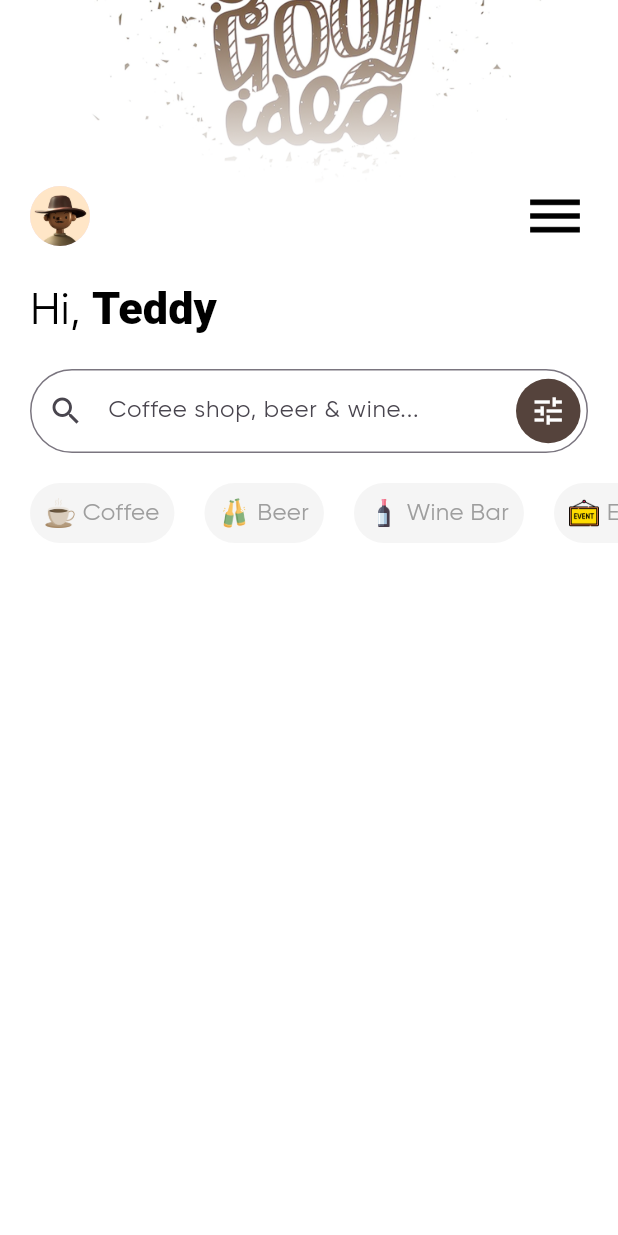
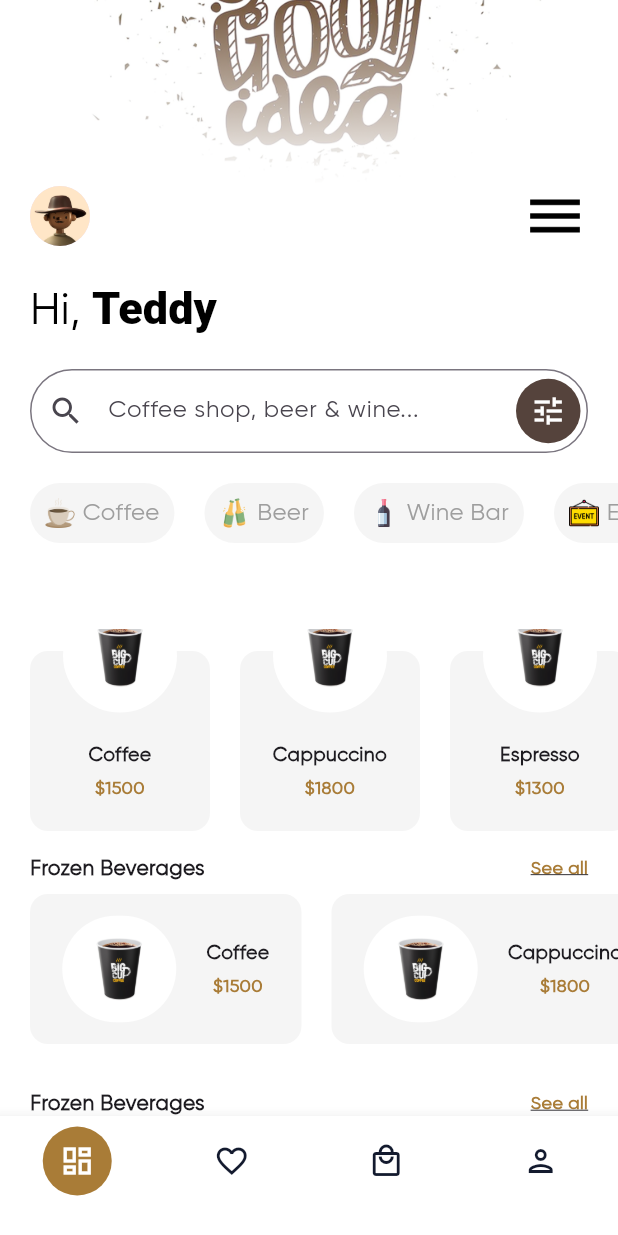
Before and after one commit to Abou-diaby/coffeeapp, a Flutter app: the HomePage screen opened by its route, on a phone screen of 412 x 824 dp. Run offline on Flutter 3.47's test engine with Material 3 defaults, Android fonts, the phone set to English and light mode, and no system bars.

Commit message:
feat: add bottom bar and product list(row, column)

```diff
--- /dev/null
+++ b/lib/components/bottom_navigation_bar.dart
@@ -0,0 +1,77 @@
+import "package:flutter/material.dart";
+
+class BottomNavigationBarExample extends StatefulWidget {
+  const BottomNavigationBarExample({super.key});
+
+  @override
+  State<BottomNavigationBarExample> createState() =>
+      _BottomNavigationBarExampleState();
+}
+
+class _BottomNavigationBarExampleState
+    extends State<BottomNavigationBarExample> {
+  int _selectedIndex = 0;
+
+  // static const TextStyle optionStyle = TextStyle(
+  //   fontSize: 30,
+  //   fontWeight: FontWeight.bold,
+  // );
+
+  static const List<String> options = ["home", "signup", "signin", "welcome"];
+
+  void _onItemTapped(int index) {
+    Navigator.pushNamed(context, "/${options[index]}");
+  }
+
+  @override
+  Widget build(BuildContext context) {
+    return BottomNavigationBar(
+      type: BottomNavigationBarType.fixed,
+      backgroundColor: Colors.white,
+      items: <BottomNavigationBarItem>[
+        _buildBottomNavigationBarItem(icon: Icons.dashboard_outlined, index: 0),
+        _buildBottomNavigationBarItem(
+          icon: Icons.favorite_border_outlined,
+          index: 1,
+        ),
+        _buildBottomNavigationBarItem(
+          icon: Icons.local_mall_outlined,
+          index: 2,
+        ),
+        _buildBottomNavigationBarItem(icon: Icons.person_outlined, index: 3),
+      ],
+      currentIndex: _selectedIndex,
+      selectedItemColor: Colors.white,
+      unselectedItemColor: Color(0xff131A2E),
+      onTap: _onItemTapped,
+    );
+  }
+
+  BottomNavigationBarItem _buildBottomNavigationBarItem({
+    required IconData icon,
+    required int index,
+  }) {
+    return BottomNavigationBarItem(
+      backgroundColor: Colors.white,
+      icon: Stack(
+        alignment: Alignment.center,
+        children: [
+          if (_selectedIndex ==
+              index) // Affiche le background uniquement pour l'élément actif
+            Container(
+              width: 46,
+              height: 46,
+              decoration: BoxDecoration(
+                color: const Color(
+                  0xffA97C37,
+                ), // Couleur de fond pour l'élément actif
+                shape: BoxShape.circle,
+              ),
+            ),
+          Icon(icon), // Icône de l'élément
+        ],
+      ),
+      label: '',
+    );
+  }
+}
--- /dev/null
+++ b/lib/components/product_column.dart
@@ -0,0 +1,65 @@
+import 'package:flutter/material.dart';
+
+class ProductColumn extends StatelessWidget {
+  final Map<String, dynamic> product;
+
+  const ProductColumn({super.key, required this.product});
+
+  @override
+  Widget build(BuildContext context) {
+    return GestureDetector(
+      onTap: () {},
+      child: Stack(
+        alignment: Alignment.center,
+        children: [
+          Container(
+            width: 120,
+            height: 120,
+            decoration: BoxDecoration(
+              color: Color(0xffF5F5F5),
+              borderRadius: BorderRadius.circular(12),
+            ),
+            child: Column(
+              mainAxisAlignment: MainAxisAlignment.end,
+              children: [
+                Text(
+                  product["name"],
+                  textAlign: TextAlign.center,
+                  style: TextStyle(fontWeight: FontWeight.w900, fontSize: 13),
+                ),
+                const SizedBox(height: 4),
+                Text(
+                  product["price"] != null ? "\$${product["price"]}" : 'N/A',
+                  textAlign: TextAlign.center,
+                  style: TextStyle(
+                    color: Color(0xffA97C37),
+                    fontWeight: FontWeight.w900,
+                    fontSize: 12,
+                  ),
+                ),
+                const SizedBox(height: 20,)
+              ],
+            ),
+          ),
+          Positioned(
+            top: -20,
+            width: 76,
+            height: 76,
+            child: Container(
+              padding: EdgeInsets.symmetric(horizontal: 13.67, vertical: 9.56),
+              decoration: BoxDecoration(
+                color: Colors.white,
+                borderRadius: BorderRadius.circular(50),
+              ),
+              child: Image.asset(
+                "assets/images/matcha_lattee.png",
+                width: 48.66,
+                height: 52,
+              ),
+            ),
+          ),
+        ],
+      ),
+    );
+  }
+}
--- /dev/null
+++ b/lib/components/product_list.dart
@@ -0,0 +1,98 @@
+import 'package:coffeeapp/components/product_column.dart';
+import 'package:coffeeapp/components/product_row.dart';
+import 'package:flutter/material.dart';
+
+class ProductList extends StatefulWidget {
+  final List<Map<String, dynamic>> products = [
+    {"name": "Coffee", "price": 1500, "image": "coffee.png"},
+    {"name": "Cappuccino", "price": 1800, "image": "cappuccino.png"},
+    {"name": "Espresso", "price": 1300, "image": "espresso.png"},
+    {"name": "Tea", "price": 1200, "image": "tea.png"},
+    {"name": "Orange Juice", "price": 1700, "image": "orange_juice.png"},
+    {"name": "Smoothie", "price": 2000, "image": "smoothie.png"},
+    {"name": "Beer", "price": 2000, "image": "beer.png"},
+    {"name": "Wine Glass", "price": 2500, "image": "wine.png"},
+    {"name": "Cocktail", "price": 3000, "image": "cocktail.png"},
+    {"name": "Sandwich", "price": 2200, "image": "sandwich.png"},
+    {"name": "Burger", "price": 2800, "image": "burger.png"},
+    {"name": "Salad", "price": 2000, "image": "salad.png"},
+    {"name": "Cake", "price": 1600, "image": "cake.png"},
+    {"name": "Pastry", "price": 1500, "image": "pastry.png"},
+    {"name": "Events", "price": 0, "image": "events.png"},
+  ];
+
+  final String contentDirection;
+
+  ProductList({super.key, required this.contentDirection});
+
+  @override
+  State<ProductList> createState() => _ProductList();
+}
+
+class _ProductList extends State<ProductList> {
+  @override
+  void initState() {
+    super.initState();
+  }
+
+  @override
+  Widget build(BuildContext context) {
+    if (widget.contentDirection == "column") {
+      return SizedBox(
+        height: 150,
+        child: ListView.builder(
+          scrollDirection: Axis.horizontal,
+          padding: EdgeInsets.symmetric(horizontal: 10),
+          itemCount: widget.products.length,
+          itemBuilder: (context, idx) {
+            return Padding(
+              padding: EdgeInsets.symmetric(horizontal: 10),
+              child: ProductColumn(product: widget.products[idx]),
+            );
+          },
+        ),
+      );
+    }
+    return Column(
+      children: [
+        Padding(
+          padding: EdgeInsets.symmetric(horizontal: 20),
+          child: Row(
+            mainAxisAlignment: MainAxisAlignment.spaceBetween,
+            children: [
+              Text(
+                "Frozen Beverages",
+                style: TextStyle(fontWeight: FontWeight.w900, fontSize: 14),
+              ),
+              Text(
+                "See all",
+                style: TextStyle(
+                  color: Color(0xffA97C37),
+                  fontWeight: FontWeight.w900,
+                  fontSize: 12,
+                  decoration: TextDecoration.underline,
+                ),
+              ),
+            ],
+          ),
+        ),
+        const SizedBox(height: 7),
+        SizedBox(
+          height: 100,
+          child: ListView.builder(
+            scrollDirection: Axis.horizontal,
+            padding: EdgeInsets.symmetric(horizontal: 10),
+            itemCount: widget.products.length,
+            itemBuilder: (context, idx) {
+              return Padding(
+                padding: EdgeInsets.symmetric(horizontal: 10),
+                child: ProductRow(product: widget.products[idx]),
+              );
+            },
+          ),
+        ),
+        const SizedBox(height: 30),
+      ],
+    );
+  }
+}
--- /dev/null
+++ b/lib/components/product_row.dart
@@ -0,0 +1,65 @@
+import 'package:flutter/material.dart';
+
+class ProductRow extends StatelessWidget {
+  final Map<String, dynamic> product;
+
+  const ProductRow({super.key, required this.product});
+
+  @override
+  Widget build(BuildContext context) {
+    return GestureDetector(
+      onTap: () {},
+      child: Container(
+        height: 100,
+        decoration: BoxDecoration(
+          color: Color(0xffF5F5F5),
+          borderRadius: BorderRadius.circular(12),
+        ),
+        child: Padding(
+          padding: EdgeInsets.symmetric(horizontal: 21.5),
+          child: Row(
+            mainAxisAlignment: MainAxisAlignment.spaceBetween,
+            spacing: 20,
+            children: [
+              Container(
+                padding: EdgeInsets.symmetric(
+                  horizontal: 13.67,
+                  vertical: 9.56,
+                ),
+                decoration: BoxDecoration(
+                  color: Colors.white,
+                  borderRadius: BorderRadius.circular(50),
+                ),
+                child: Image.asset(
+                  "assets/images/matcha_lattee.png",
+                  width: 48.66,
+                  height: 52,
+                ),
+              ),
+              Column(
+                mainAxisAlignment: MainAxisAlignment.center,
+                children: [
+                  Text(
+                    product["name"],
+                    textAlign: TextAlign.center,
+                    style: TextStyle(fontWeight: FontWeight.w900, fontSize: 13),
+                  ),
+                  const SizedBox(height: 4),
+                  Text(
+                    product["price"] != null ? "\$${product["price"]}" : 'N/A',
+                    textAlign: TextAlign.center,
+                    style: TextStyle(
+                      color: Color(0xffA97C37),
+                      fontWeight: FontWeight.w900,
+                      fontSize: 12,
+                    ),
+                  ),
+                ],
+              ),
+            ],
+          ),
+        ),
+      ),
+    );
+  }
+}
--- a/lib/pages/home_page.dart
+++ b/lib/pages/home_page.dart
@@ -1,4 +1,6 @@
+import 'package:coffeeapp/components/bottom_navigation_bar.dart';
 import 'package:coffeeapp/components/filter_list.dart';
+import 'package:coffeeapp/components/product_list.dart';
 import 'package:coffeeapp/components/profil_icon.dart';
 import 'package:coffeeapp/components/search_field.dart';
 import 'package:flutter/material.dart';
@@ -17,8 +19,10 @@ class _HomePage extends State<HomePage> {
   @override
   Widget build(BuildContext context) {
     return Scaffold(
+      bottomNavigationBar: BottomNavigationBarExample(),
       backgroundColor: Colors.white,
-      body: Column(
+      body: SingleChildScrollView(
+        child: Column(
           children: [
             Stack(
               children: [
@@ -66,7 +70,19 @@ class _HomePage extends State<HomePage> {
                 {"name": "Events", "icon": "events_icon.png"},
               ],
             ),
+            const SizedBox(height: 57),
+            Column(
+              children: [
+                ProductList(contentDirection: "column"),
+                ProductList(contentDirection: "row"),
+                ProductList(contentDirection: "row"),
+                ProductList(contentDirection: "row"),
+                ProductList(contentDirection: "row"),
+                ProductList(contentDirection: "row"),
               ],
+            ),
+          ],
+        ),
       ),
     );
   }
```
Also changed, not shown: assets/images/matcha_lattee.png (added), lib/components/category_title.dart (added). Lines whose indentation alone changed are shown as unchanged.
